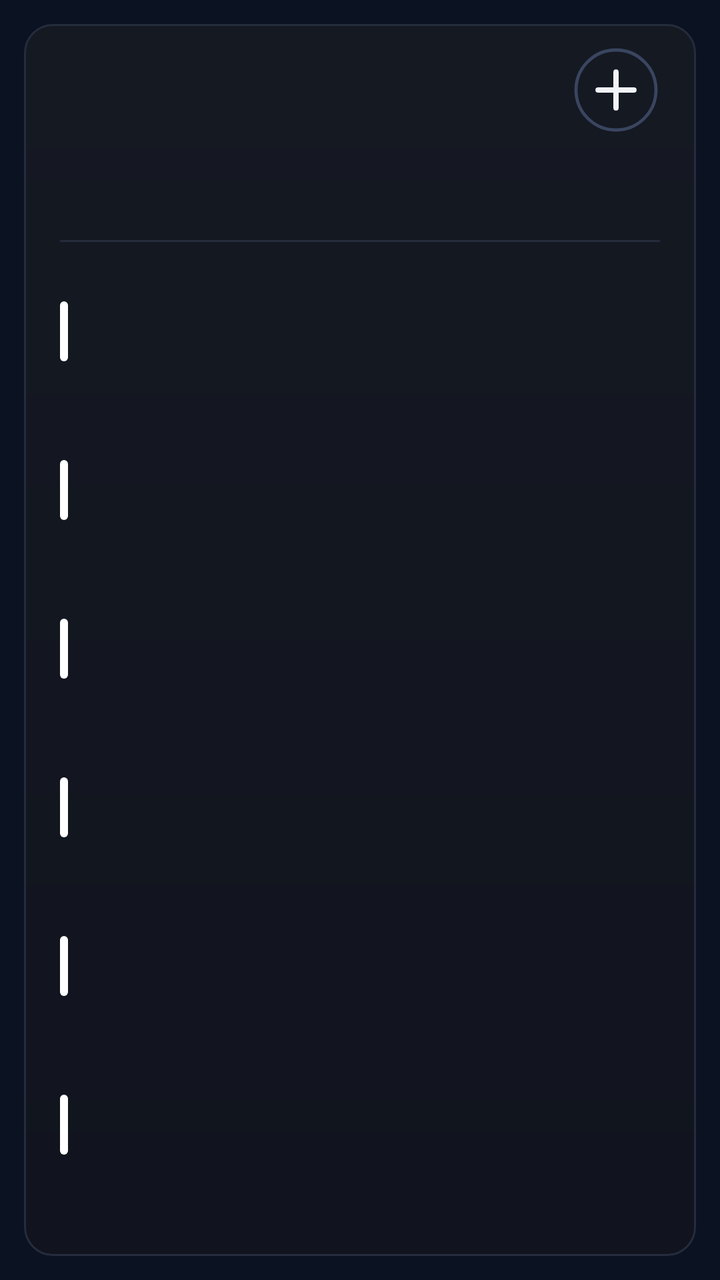
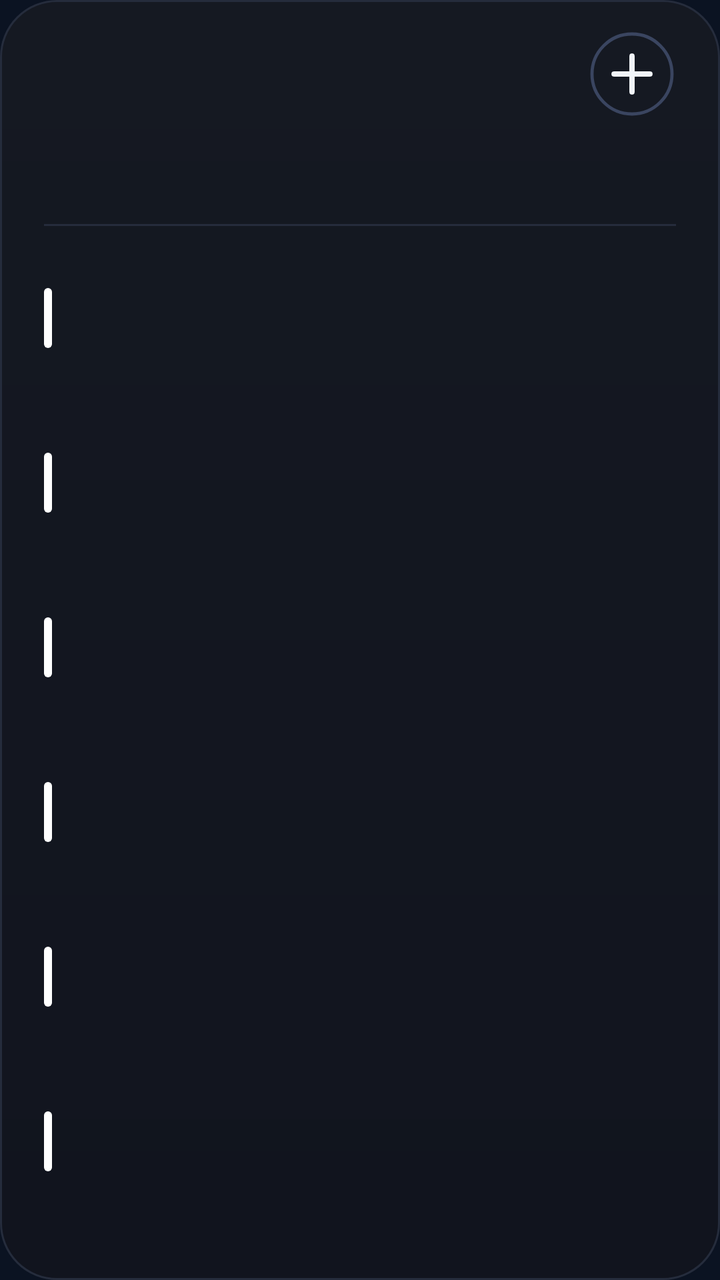

The first picture is an Android layout as it rendered before a commit; the second is the same layout after the commit. The layout source and the unified diff follow.
<!-- AndroidManifest.xml: application theme AppTheme -->
<!-- res/layout/cal_k6.xml -->
<?xml version="1.0" encoding="utf-8"?>
<FrameLayout xmlns:android="http://schemas.android.com/apk/res/android"
    android:id="@+id/root"
    android:layout_width="match_parent"
    android:layout_height="match_parent"
    android:padding="12dp">

    <LinearLayout
        android:id="@+id/panel"
        android:layout_width="match_parent"
        android:layout_height="match_parent"
        android:background="@drawable/cal_panel"
        android:orientation="vertical"
        android:paddingStart="18dp"
        android:paddingTop="9dp"
        android:paddingEnd="18dp"
        android:paddingBottom="12dp">

        
        <LinearLayout
            android:layout_width="match_parent"
            android:layout_height="48dp"
            android:gravity="center_vertical"
            android:orientation="horizontal">
        <ImageView
            android:id="@+id/cal_day"
            android:layout_width="wrap_content"
            android:layout_height="47dp"
            android:adjustViewBounds="true"
            android:scaleType="fitStart" />

            <LinearLayout
                android:layout_width="0dp"
                android:layout_height="wrap_content"
                android:layout_marginStart="12dp"
                android:layout_weight="1"
                android:orientation="vertical">
                <ImageView
                    android:id="@+id/cal_month"
                    android:layout_width="match_parent"
                    android:layout_height="23dp"
                    android:adjustViewBounds="true"
                    android:scaleType="fitStart" />
                <ImageView
                    android:id="@+id/cal_sub"
                    android:layout_width="match_parent"
                    android:layout_height="16dp"
                    android:adjustViewBounds="true"
                    android:layout_marginTop="2dp"
                    android:scaleType="fitStart" />
            </LinearLayout>

            <ImageView
                android:id="@+id/btn_add"
                android:layout_width="44dp"
                android:layout_height="44dp"
                android:contentDescription="New event"
                android:src="@drawable/ic_cal_add" />
        </LinearLayout>

        
        <LinearLayout
            android:layout_width="match_parent"
            android:layout_height="44dp"
            android:layout_marginTop="2dp"
            android:orientation="horizontal">
            <LinearLayout
                android:layout_width="0dp"
                android:layout_height="match_parent"
                android:layout_weight="1"
                android:gravity="center_horizontal"
                android:orientation="vertical">
                <ImageView
                    android:id="@+id/wk_label_0"
                    android:layout_width="wrap_content"
                    android:layout_height="14dp"
                    android:adjustViewBounds="true"
                    android:scaleType="fitCenter" />
                <ImageView
                    android:id="@+id/wk_num_0"
                    android:layout_width="26dp"
                    android:layout_height="26dp"
                    android:adjustViewBounds="true"
                    android:layout_marginTop="3dp"
                    android:scaleType="fitCenter" />
            </LinearLayout>
            <LinearLayout
                android:layout_width="0dp"
                android:layout_height="match_parent"
                android:layout_weight="1"
                android:gravity="center_horizontal"
                android:orientation="vertical">
                <ImageView
                    android:id="@+id/wk_label_1"
                    android:layout_width="wrap_content"
                    android:layout_height="14dp"
                    android:adjustViewBounds="true"
                    android:scaleType="fitCenter" />
                <ImageView
                    android:id="@+id/wk_num_1"
                    android:layout_width="26dp"
                    android:layout_height="26dp"
                    android:adjustViewBounds="true"
                    android:layout_marginTop="3dp"
                    android:scaleType="fitCenter" />
            </LinearLayout>
            <LinearLayout
                android:layout_width="0dp"
                android:layout_height="match_parent"
                android:layout_weight="1"
                android:gravity="center_horizontal"
                android:orientation="vertical">
                <ImageView
                    android:id="@+id/wk_label_2"
                    android:layout_width="wrap_content"
                    android:layout_height="14dp"
                    android:adjustViewBounds="true"
                    android:scaleType="fitCenter" />
                <ImageView
                    android:id="@+id/wk_num_2"
                    android:layout_width="26dp"
                    android:layout_height="26dp"
                    android:adjustViewBounds="true"
                    android:layout_marginTop="3dp"
                    android:scaleType="fitCenter" />
            </LinearLayout>
            <LinearLayout
                android:layout_width="0dp"
                android:layout_height="match_parent"
                android:layout_weight="1"
                android:gravity="center_horizontal"
                android:orientation="vertical">
                <ImageView
                    android:id="@+id/wk_label_3"
                    android:layout_width="wrap_content"
                    android:layout_height="14dp"
                    android:adjustViewBounds="true"
                    android:scaleType="fitCenter" />
                <ImageView
                    android:id="@+id/wk_num_3"
                    android:layout_width="26dp"
                    android:layout_height="26dp"
                    android:adjustViewBounds="true"
                    android:layout_marginTop="3dp"
                    android:scaleType="fitCenter" />
            </LinearLayout>
            <LinearLayout
                android:layout_width="0dp"
                android:layout_height="match_parent"
                android:layout_weight="1"
                android:gravity="center_horizontal"
                android:orientation="vertical">
                <ImageView
                    android:id="@+id/wk_label_4"
                    android:layout_width="wrap_content"
                    android:layout_height="14dp"
                    android:adjustViewBounds="true"
                    android:scaleType="fitCenter" />
                <ImageView
                    android:id="@+id/wk_num_4"
                    android:layout_width="26dp"
                    android:layout_height="26dp"
                    android:adjustViewBounds="true"
                    android:layout_marginTop="3dp"
                    android:scaleType="fitCenter" />
            </LinearLayout>
            <LinearLayout
                android:layout_width="0dp"
                android:layout_height="match_parent"
                android:layout_weight="1"
                android:gravity="center_horizontal"
                android:orientation="vertical">
                <ImageView
                    android:id="@+id/wk_label_5"
                    android:layout_width="wrap_content"
                    android:layout_height="14dp"
                    android:adjustViewBounds="true"
                    android:scaleType="fitCenter" />
                <ImageView
                    android:id="@+id/wk_num_5"
                    android:layout_width="26dp"
                    android:layout_height="26dp"
                    android:adjustViewBounds="true"
                    android:layout_marginTop="3dp"
                    android:scaleType="fitCenter" />
            </LinearLayout>
            <LinearLayout
                android:layout_width="0dp"
                android:layout_height="match_parent"
                android:layout_weight="1"
                android:gravity="center_horizontal"
                android:orientation="vertical">
                <ImageView
                    android:id="@+id/wk_label_6"
                    android:layout_width="wrap_content"
                    android:layout_height="14dp"
                    android:adjustViewBounds="true"
                    android:scaleType="fitCenter" />
                <ImageView
                    android:id="@+id/wk_num_6"
                    android:layout_width="26dp"
                    android:layout_height="26dp"
                    android:adjustViewBounds="true"
                    android:layout_marginTop="3dp"
                    android:scaleType="fitCenter" />
            </LinearLayout>
        </LinearLayout>

        <ImageView
            android:layout_width="match_parent"
            android:layout_height="1dp"
            android:layout_marginTop="5dp"
            android:layout_marginBottom="5dp"
            android:scaleType="fitXY"
            android:src="@drawable/cal_divider" />

        
        <LinearLayout
            android:layout_width="match_parent"
            android:layout_height="0dp"
            android:layout_weight="1"
            android:orientation="vertical">
        <LinearLayout
            android:id="@+id/cal_row_0"
            android:layout_width="match_parent"
            android:layout_height="0dp"
            android:layout_weight="1"
            android:gravity="center_vertical"
            android:orientation="horizontal">

            <ImageView
                android:id="@+id/cal_bar_0"
                android:layout_width="4dp"
                android:layout_height="30dp"
                android:layout_marginEnd="11dp"
                android:scaleType="fitXY"
                android:src="@drawable/cal_bar" />

            <LinearLayout
                android:layout_width="0dp"
                android:layout_height="wrap_content"
                android:layout_weight="1"
                android:orientation="vertical">

                <LinearLayout
                    android:layout_width="match_parent"
                    android:layout_height="wrap_content"
                    android:orientation="horizontal">
                    <ImageView
                        android:id="@+id/cal_time_0"
                        android:layout_width="wrap_content"
                        android:layout_height="16dp"
                        android:adjustViewBounds="true"
                        android:scaleType="fitStart" />
                    <ImageView
                        android:id="@+id/cal_hint_0"
                        android:layout_width="wrap_content"
                        android:layout_height="16dp"
                        android:adjustViewBounds="true"
                        android:layout_marginStart="9dp"
                        android:scaleType="fitStart" />
                </LinearLayout>
                <ImageView
                    android:id="@+id/cal_title_0"
                    android:layout_width="match_parent"
                    android:layout_height="22dp"
                    android:adjustViewBounds="true"
                    android:layout_marginTop="1dp"
                    android:scaleType="fitStart" />
            </LinearLayout>
        </LinearLayout>
        <LinearLayout
            android:id="@+id/cal_row_1"
            android:layout_width="match_parent"
            android:layout_height="0dp"
            android:layout_weight="1"
            android:gravity="center_vertical"
            android:orientation="horizontal">

            <ImageView
                android:id="@+id/cal_bar_1"
                android:layout_width="4dp"
                android:layout_height="30dp"
                android:layout_marginEnd="11dp"
                android:scaleType="fitXY"
                android:src="@drawable/cal_bar" />

            <LinearLayout
                android:layout_width="0dp"
                android:layout_height="wrap_content"
                android:layout_weight="1"
                android:orientation="vertical">

                <LinearLayout
                    android:layout_width="match_parent"
                    android:layout_height="wrap_content"
                    android:orientation="horizontal">
                    <ImageView
                        android:id="@+id/cal_time_1"
                        android:layout_width="wrap_content"
                        android:layout_height="16dp"
                        android:adjustViewBounds="true"
                        android:scaleType="fitStart" />
                    <ImageView
                        android:id="@+id/cal_hint_1"
                        android:layout_width="wrap_content"
                        android:layout_height="16dp"
                        android:adjustViewBounds="true"
                        android:layout_marginStart="9dp"
                        android:scaleType="fitStart" />
                </LinearLayout>
                <ImageView
                    android:id="@+id/cal_title_1"
                    android:layout_width="match_parent"
                    android:layout_height="22dp"
                    android:adjustViewBounds="true"
                    android:layout_marginTop="1dp"
                    android:scaleType="fitStart" />
            </LinearLayout>
        </LinearLayout>
        <LinearLayout
            android:id="@+id/cal_row_2"
            android:layout_width="match_parent"
            android:layout_height="0dp"
            android:layout_weight="1"
            android:gravity="center_vertical"
            android:orientation="horizontal">

            <ImageView
                android:id="@+id/cal_bar_2"
                android:layout_width="4dp"
                android:layout_height="30dp"
                android:layout_marginEnd="11dp"
                android:scaleType="fitXY"
                android:src="@drawable/cal_bar" />

            <LinearLayout
                android:layout_width="0dp"
                android:layout_height="wrap_content"
                android:layout_weight="1"
                android:orientation="vertical">

                <LinearLayout
                    android:layout_width="match_parent"
                    android:layout_height="wrap_content"
                    android:orientation="horizontal">
                    <ImageView
                        android:id="@+id/cal_time_2"
                        android:layout_width="wrap_content"
                        android:layout_height="16dp"
                        android:adjustViewBounds="true"
                        android:scaleType="fitStart" />
                    <ImageView
                        android:id="@+id/cal_hint_2"
                        android:layout_width="wrap_content"
                        android:layout_height="16dp"
                        android:adjustViewBounds="true"
                        android:layout_marginStart="9dp"
                        android:scaleType="fitStart" />
                </LinearLayout>
                <ImageView
                    android:id="@+id/cal_title_2"
                    android:layout_width="match_parent"
                    android:layout_height="22dp"
                    android:adjustViewBounds="true"
                    android:layout_marginTop="1dp"
                    android:scaleType="fitStart" />
            </LinearLayout>
        </LinearLayout>
        <LinearLayout
            android:id="@+id/cal_row_3"
            android:layout_width="match_parent"
            android:layout_height="0dp"
            android:layout_weight="1"
            android:gravity="center_vertical"
            android:orientation="horizontal">

            <ImageView
                android:id="@+id/cal_bar_3"
                android:layout_width="4dp"
                android:layout_height="30dp"
                android:layout_marginEnd="11dp"
                android:scaleType="fitXY"
                android:src="@drawable/cal_bar" />

            <LinearLayout
                android:layout_width="0dp"
                android:layout_height="wrap_content"
                android:layout_weight="1"
                android:orientation="vertical">

                <LinearLayout
                    android:layout_width="match_parent"
                    android:layout_height="wrap_content"
                    android:orientation="horizontal">
                    <ImageView
                        android:id="@+id/cal_time_3"
                        android:layout_width="wrap_content"
                        android:layout_height="16dp"
                        android:adjustViewBounds="true"
                        android:scaleType="fitStart" />
                    <ImageView
                        android:id="@+id/cal_hint_3"
                        android:layout_width="wrap_content"
                        android:layout_height="16dp"
                        android:adjustViewBounds="true"
                        android:layout_marginStart="9dp"
                        android:scaleType="fitStart" />
                </LinearLayout>
                <ImageView
                    android:id="@+id/cal_title_3"
                    android:layout_width="match_parent"
                    android:layout_height="22dp"
                    android:adjustViewBounds="true"
                    android:layout_marginTop="1dp"
                    android:scaleType="fitStart" />
            </LinearLayout>
        </LinearLayout>
        <LinearLayout
            android:id="@+id/cal_row_4"
            android:layout_width="match_parent"
            android:layout_height="0dp"
            android:layout_weight="1"
            android:gravity="center_vertical"
            android:orientation="horizontal">

            <ImageView
                android:id="@+id/cal_bar_4"
                android:layout_width="4dp"
                android:layout_height="30dp"
                android:layout_marginEnd="11dp"
                android:scaleType="fitXY"
                android:src="@drawable/cal_bar" />

            <LinearLayout
                android:layout_width="0dp"
                android:layout_height="wrap_content"
                android:layout_weight="1"
                android:orientation="vertical">

                <LinearLayout
                    android:layout_width="match_parent"
                    android:layout_height="wrap_content"
                    android:orientation="horizontal">
                    <ImageView
                        android:id="@+id/cal_time_4"
                        android:layout_width="wrap_content"
                        android:layout_height="16dp"
                        android:adjustViewBounds="true"
                        android:scaleType="fitStart" />
                    <ImageView
                        android:id="@+id/cal_hint_4"
                        android:layout_width="wrap_content"
                        android:layout_height="16dp"
                        android:adjustViewBounds="true"
                        android:layout_marginStart="9dp"
                        android:scaleType="fitStart" />
                </LinearLayout>
                <ImageView
                    android:id="@+id/cal_title_4"
                    android:layout_width="match_parent"
                    android:layout_height="22dp"
                    android:adjustViewBounds="true"
                    android:layout_marginTop="1dp"
                    android:scaleType="fitStart" />
            </LinearLayout>
        </LinearLayout>
        <LinearLayout
            android:id="@+id/cal_row_5"
            android:layout_width="match_parent"
            android:layout_height="0dp"
            android:layout_weight="1"
            android:gravity="center_vertical"
            android:orientation="horizontal">

            <ImageView
                android:id="@+id/cal_bar_5"
                android:layout_width="4dp"
                android:layout_height="30dp"
                android:layout_marginEnd="11dp"
                android:scaleType="fitXY"
                android:src="@drawable/cal_bar" />

            <LinearLayout
                android:layout_width="0dp"
                android:layout_height="wrap_content"
                android:layout_weight="1"
                android:orientation="vertical">

                <LinearLayout
                    android:layout_width="match_parent"
                    android:layout_height="wrap_content"
                    android:orientation="horizontal">
                    <ImageView
                        android:id="@+id/cal_time_5"
                        android:layout_width="wrap_content"
                        android:layout_height="16dp"
                        android:adjustViewBounds="true"
                        android:scaleType="fitStart" />
                    <ImageView
                        android:id="@+id/cal_hint_5"
                        android:layout_width="wrap_content"
                        android:layout_height="16dp"
                        android:adjustViewBounds="true"
                        android:layout_marginStart="9dp"
                        android:scaleType="fitStart" />
                </LinearLayout>
                <ImageView
                    android:id="@+id/cal_title_5"
                    android:layout_width="match_parent"
                    android:layout_height="22dp"
                    android:adjustViewBounds="true"
                    android:layout_marginTop="1dp"
                    android:scaleType="fitStart" />
            </LinearLayout>
        </LinearLayout>
        </LinearLayout>
        <ImageView
            android:id="@+id/cal_more"
            android:layout_width="match_parent"
            android:layout_height="14dp"
            android:adjustViewBounds="true"
            android:scaleType="fitEnd" />
    </LinearLayout>
</FrameLayout>
<!-- resources referenced by this layout -->
<resources>
  <!-- drawable cal_bar (drawable) -->
  <?xml version="1.0" encoding="utf-8"?>
  <shape xmlns:android="http://schemas.android.com/apk/res/android" android:shape="rectangle">
      <solid android:color="#FFFFFFFF" />
      <corners android:radius="2dp" />
  </shape>
  <!-- drawable cal_divider (drawable) -->
  <?xml version="1.0" encoding="utf-8"?>
  <shape xmlns:android="http://schemas.android.com/apk/res/android" android:shape="rectangle">
      <solid android:color="#FF252C3C" />
  </shape>
  <!-- drawable cal_panel (drawable) -->
  <?xml version="1.0" encoding="utf-8"?>
  <shape xmlns:android="http://schemas.android.com/apk/res/android" android:shape="rectangle">
      <gradient android:angle="270" android:startColor="#FF151922" android:endColor="#FF11141E" />
      <stroke android:width="1dp" android:color="#FF252C3C" />
      <corners android:radius="14dp" />
  </shape>
  <!-- drawable ic_cal_add (drawable) -->
  <?xml version="1.0" encoding="utf-8"?>
  <vector xmlns:android="http://schemas.android.com/apk/res/android"
      android:width="44dp"
      android:height="44dp"
      android:viewportWidth="44"
      android:viewportHeight="44">
      <path
          android:pathData="M22,22m-20,0a20,20 0,1 1,40 0a20,20 0,1 1,-40 0"
          android:strokeColor="#FF3A4560"
          android:strokeWidth="1.6" />
      <path
          android:pathData="M13,22L31,22M22,13L22,31"
          android:strokeColor="#FFF1F5F9"
          android:strokeLineCap="round"
          android:strokeWidth="2.6" />
  </vector>
  <style name="AppTheme" parent="@android:style/Theme.DeviceDefault.NoActionBar">
          <item name="android:colorAccent">#DF8B35</item>
          <item name="android:colorControlActivated">#DF8B35</item>
          <item name="android:windowBackground">#0B1322</item>
          <item name="android:statusBarColor">#0E111A</item>
          <item name="android:navigationBarColor">#0B1322</item>
          <item name="android:textColorHint">#718096</item>
      </style>
</resources>

<!-- the commit's change to res/layout/cal_k6.xml (unified diff, before → after) -->
@@ -3,7 +3,7 @@
     android:id="@+id/root"
     android:layout_width="match_parent"
     android:layout_height="match_parent"
-    android:padding="12dp">
+    android:padding="0dp">
 
     <LinearLayout
         android:id="@+id/panel"
@@ -11,10 +11,10 @@
         android:layout_height="match_parent"
         android:background="@drawable/cal_panel"
         android:orientation="vertical"
-        android:paddingStart="18dp"
-        android:paddingTop="9dp"
-        android:paddingEnd="18dp"
-        android:paddingBottom="12dp">
+        android:paddingStart="22dp"
+        android:paddingTop="13dp"
+        android:paddingEnd="22dp"
+        android:paddingBottom="14dp">
 
         
         <LinearLayout
<!-- resource entries referenced after the edit -->
@@ -16,7 +16,7 @@
   <shape xmlns:android="http://schemas.android.com/apk/res/android" android:shape="rectangle">
       <gradient android:angle="270" android:startColor="#FF151922" android:endColor="#FF11141E" />
       <stroke android:width="1dp" android:color="#FF252C3C" />
-      <corners android:radius="14dp" />
+      <corners android:radius="@dimen/widget_radius" />
   </shape>
   <!-- drawable ic_cal_add (drawable) -->
   <?xml version="1.0" encoding="utf-8"?>
@@ -43,5 +43,6 @@
           <item name="android:navigationBarColor">#0B1322</item>
           <item name="android:textColorHint">#718096</item>
       </style>
+  <dimen name="widget_radius">20dp</dimen>
 </resources>
 
